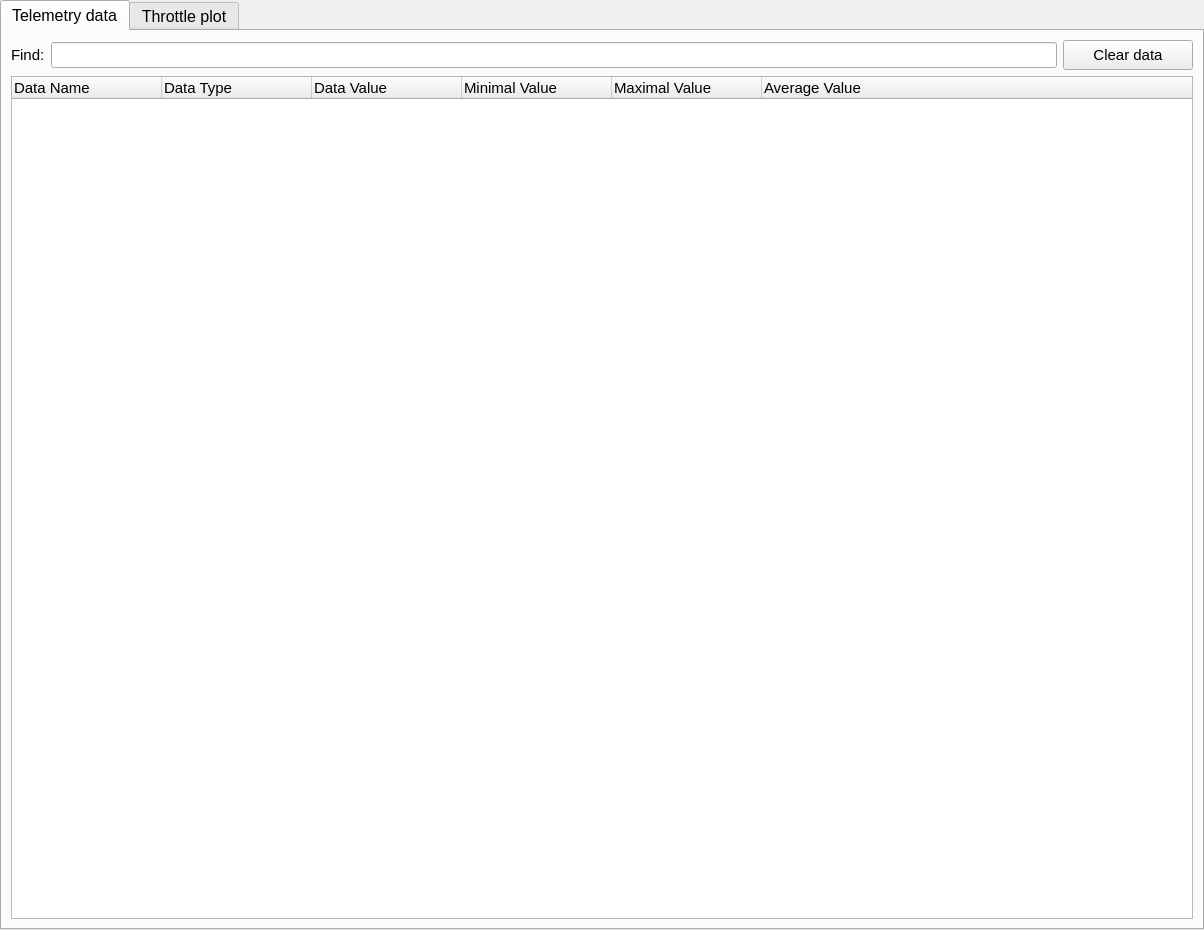
This is GroundStation/src/Core/Telemetry/TelemetryTabWidget.ui in TxBlackWolf/quadcopter as Qt 5 draws it before an edit. The edited form follows.
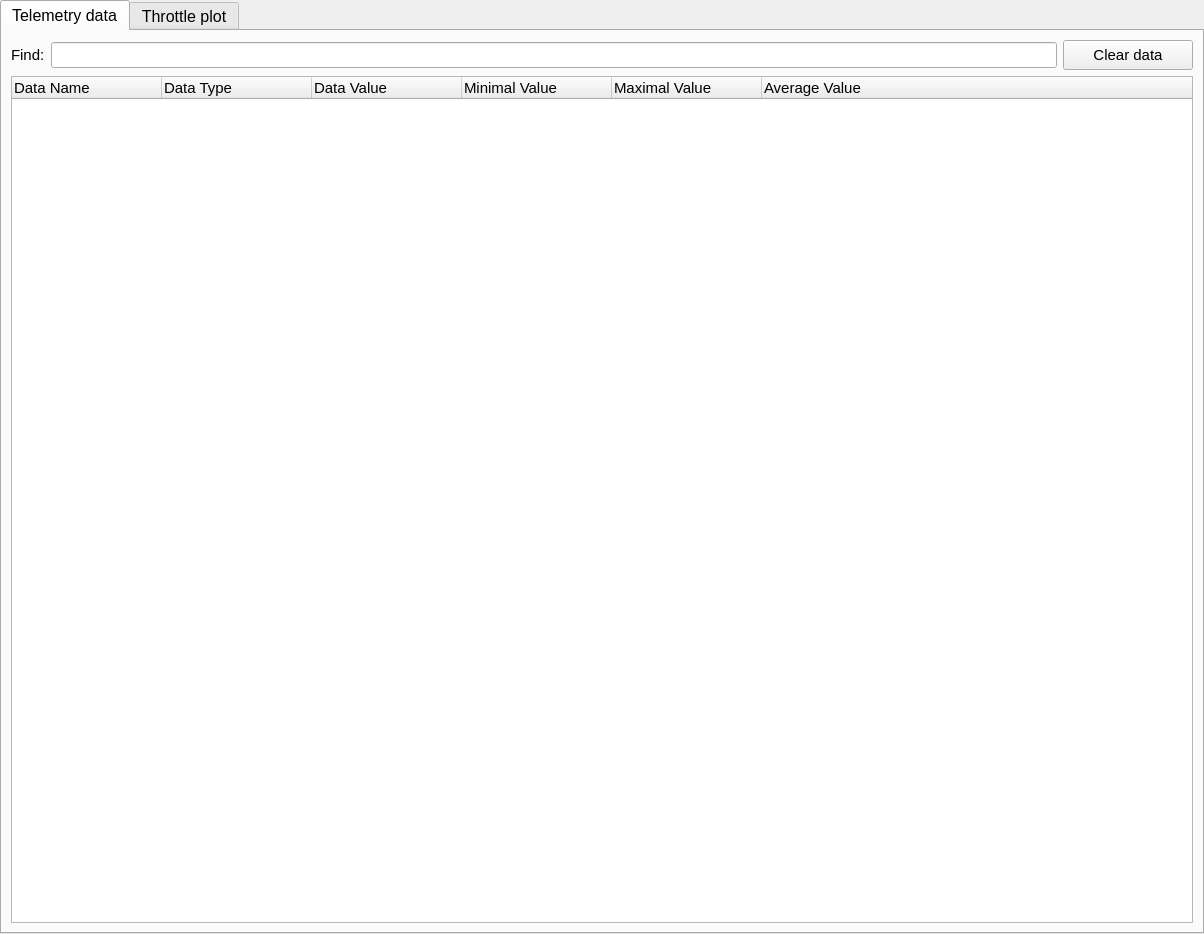
This is the edited form. Icons and pictures are not drawn. Custom widgets are drawn as their Qt base class.

Diff of the .ui file:
```diff
--- a/GroundStation/src/Core/Telemetry/TelemetryTabWidget.ui
+++ b/GroundStation/src/Core/Telemetry/TelemetryTabWidget.ui
@@ -7,7 +7,7 @@
     <x>0</x>
     <y>0</y>
     <width>1204</width>
-    <height>930</height>
+    <height>934</height>
    </rect>
   </property>
   <property name="font">
```
